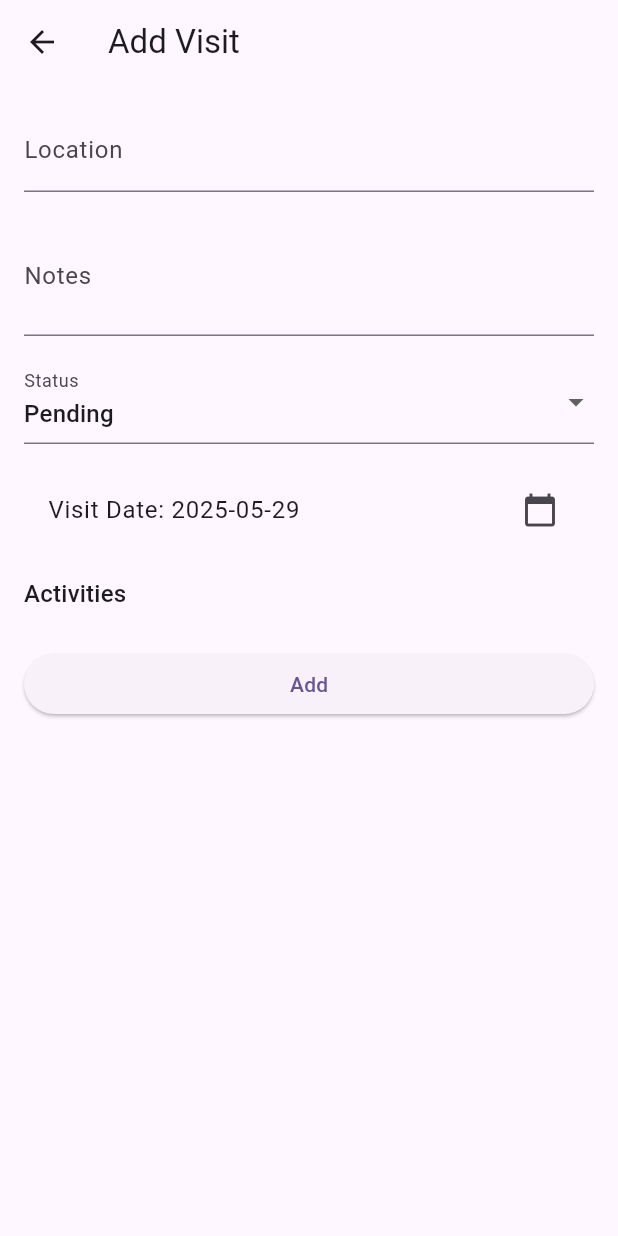
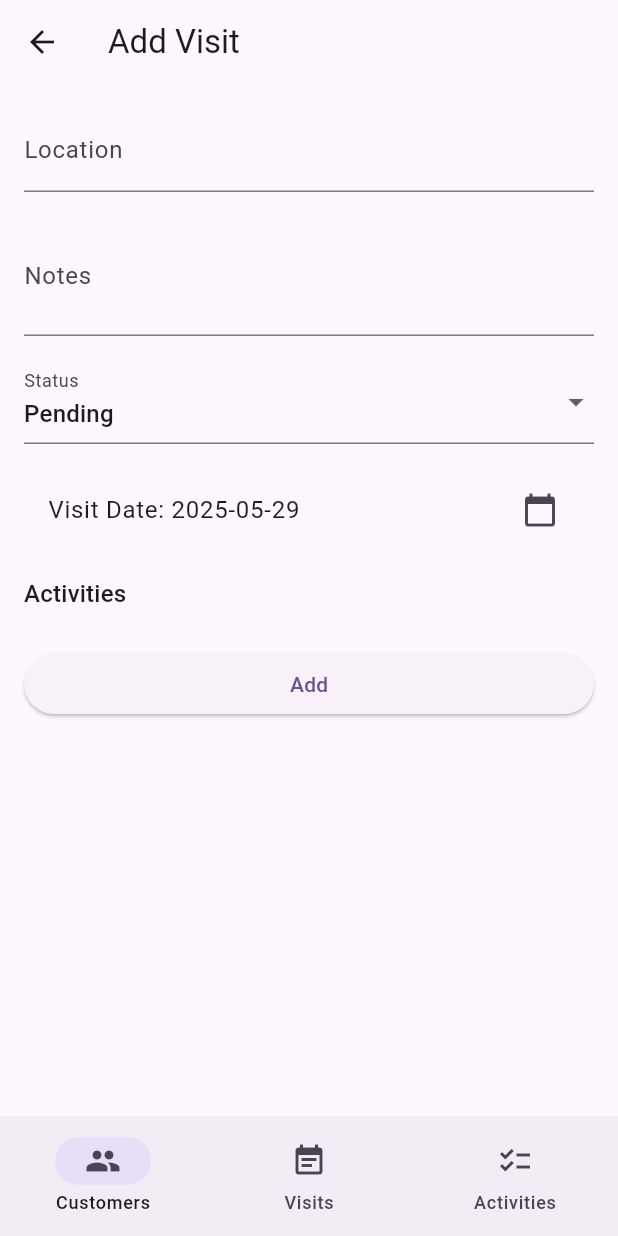
Before and after one commit to Ivar-7/solutech_interview, a Flutter app: the VisitFormScreen screen opened by its route, on a phone screen of 412 x 824 dp. Run offline on Flutter 3.47's test engine with Material 3 defaults, Android fonts, the light colour scheme and no system bars; our stand-ins replace go_router; network calls fail.

Commit message:
add botton nav

```diff
--- a/lib/app_router.dart
+++ b/lib/app_router.dart
@@ -5,9 +5,15 @@ import 'package:solutech_interview/screens/visit_list_screen.dart';
 import 'package:solutech_interview/screens/visit_form_screen.dart';
 import 'package:solutech_interview/screens/visit_detail_screen.dart';
 import 'package:solutech_interview/screens/visit_stats_screen.dart';
+import 'package:solutech_interview/screens/activity_list_screen.dart';
+import 'package:solutech_interview/screens/activity_form_screen.dart';
 import 'package:solutech_interview/models/visit.dart';
+import 'main.dart';
 
 final GoRouter appRouter = GoRouter(
+  routes: [
+    ShellRoute(
+      builder: (context, state, child) => AppShell(child: child),
       routes: [
         GoRoute(
           path: '/',
@@ -24,8 +30,10 @@ final GoRouter appRouter = GoRouter(
                 return CustomerFormScreen();
               },
             ),
+          ],
+        ),
         GoRoute(
-          path: 'visits',
+          path: '/visits',
           builder: (context, state) => const VisitListScreen(),
           routes: [
             GoRoute(
@@ -64,6 +72,23 @@ final GoRouter appRouter = GoRouter(
             ),
           ],
         ),
+        GoRoute(
+          path: '/activities',
+          builder: (context, state) => const ActivityListScreen(),
+          routes: [
+            GoRoute(
+              path: 'add',
+              builder: (context, state) => const ActivityFormScreen(),
+            ),
+            GoRoute(
+              path: 'edit/:id',
+              builder: (context, state) {
+                // fetch activity by id or pass via extra
+                return ActivityFormScreen();
+              },
+            ),
+          ],
+        ),
       ],
     ),
   ],
--- a/lib/main.dart
+++ b/lib/main.dart
@@ -4,6 +4,7 @@
 import 'providers/visit_provider.dart';
 import 'providers/activity_provider.dart';
 import 'app_router.dart';
+import 'package:go_router/go_router.dart';
 
 void main() {
   runApp(
@@ -33,3 +34,35 @@
     );
   }
 }
+
+class AppShell extends StatefulWidget {
+  final Widget child;
+  const AppShell({super.key, required this.child});
+
+  @override
+  State<AppShell> createState() => _AppShellState();
+}
+
+class _AppShellState extends State<AppShell> {
+  int _index = 0;
+  static const tabs = ['/', '/visits', '/activities'];
+
+  @override
+  Widget build(BuildContext context) {
+    return Scaffold(
+      body: widget.child,
+      bottomNavigationBar: NavigationBar(
+        selectedIndex: _index,
+        onDestinationSelected: (i) {
+          setState(() => _index = i);
+          context.go(tabs[i]);
+        },
+        destinations: const [
+          NavigationDestination(icon: Icon(Icons.people), label: 'Customers'),
+          NavigationDestination(icon: Icon(Icons.event_note), label: 'Visits'),
+          NavigationDestination(icon: Icon(Icons.checklist), label: 'Activities'),
+        ],
+      ),
+    );
+  }
+}
--- a/lib/providers/visit_provider.dart
+++ b/lib/providers/visit_provider.dart
@@ -1,9 +1,9 @@
 import 'package:flutter/material.dart';
 import '../models/visit.dart';
-import '../services/api_service.dart';
+import '../services/visit_service.dart';
 
 class VisitProvider extends ChangeNotifier {
-  final ApiService _apiService = ApiService();
+  final VisitService _visitService = VisitService();
   List<Visit> _visits = [];
   bool _isLoading = false;
   String? _error;
@@ -17,7 +17,7 @@ class VisitProvider extends ChangeNotifier {
     _error = null;
     notifyListeners();
     try {
-      _visits = await _apiService.fetchVisits();
+      _visits = await _visitService.fetchVisits();
     } catch (e) {
       _error = e.toString();
     }
@@ -29,7 +29,7 @@ class VisitProvider extends ChangeNotifier {
     _isLoading = true;
     notifyListeners();
     try {
-      final newVisit = await _apiService.createVisit(visit);
+      final newVisit = await _visitService.createVisit(visit);
       _visits.add(newVisit);
     } catch (e) {
       _error = e.toString();
@@ -42,7 +42,7 @@ class VisitProvider extends ChangeNotifier {
     _isLoading = true;
     notifyListeners();
     try {
-      final updated = await _apiService.updateVisit(visit);
+      final updated = await _visitService.updateVisit(visit);
       final idx = _visits.indexWhere((v) => v.id == visit.id);
       if (idx != -1) _visits[idx] = updated;
     } catch (e) {
@@ -56,7 +56,7 @@ class VisitProvider extends ChangeNotifier {
     _isLoading = true;
     notifyListeners();
     try {
-      await _apiService.deleteVisit(id);
+      await _visitService.deleteVisit(id);
       _visits.removeWhere((v) => v.id == id);
     } catch (e) {
       _error = e.toString();
--- /dev/null
+++ b/lib/services/activity_service.dart
@@ -0,0 +1,55 @@
+import 'dart:convert';
+import 'package:http/http.dart' as http;
+import '../models/activity.dart';
+import 'api_service.dart';
+
+class ActivityService {
+  static String get baseUrl => ApiService.baseUrl;
+  static Map<String, String> get headers => ApiService.headers;
+
+  Future<List<Activity>> fetchActivities() async {
+    final response = await http.get(Uri.parse('$baseUrl/activities'), headers: headers);
+    if (response.statusCode == 200) {
+      final List data = json.decode(response.body);
+      return data.map((e) => Activity.fromJson(e)).toList();
+    } else {
+      throw Exception('Failed to load activities');
+    }
+  }
+
+  Future<Activity> createActivity(String description) async {
+    final response = await http.post(
+      Uri.parse('$baseUrl/activities'),
+      headers: headers,
+      body: json.encode({'description': description}),
+    );
+    if (response.statusCode == 201 || response.statusCode == 200) {
+      return Activity.fromJson(json.decode(response.body));
+    } else {
+      throw Exception('Failed to create activity');
+    }
+  }
+
+  Future<Activity> updateActivity(int id, String description) async {
+    final response = await http.patch(
+      Uri.parse('$baseUrl/activities?id=eq.$id'),
+      headers: headers,
+      body: json.encode({'description': description}),
+    );
+    if (response.statusCode == 200) {
+      return Activity.fromJson(json.decode(response.body));
+    } else {
+      throw Exception('Failed to update activity');
+    }
+  }
+
+  Future<void> deleteActivity(int id) async {
+    final response = await http.delete(
+      Uri.parse('$baseUrl/activities?id=eq.$id'),
+      headers: headers,
+    );
+    if (response.statusCode != 204) {
+      throw Exception('Failed to delete activity');
+    }
+  }
+}
```
Also changed, not shown: lib/providers/activity_provider.dart (+45 -3 lines), lib/providers/customer_provider.dart (+6 -6 lines), lib/screens/activity_form_screen.dart (added, +84 -0 lines), lib/screens/activity_list_screen.dart (added, +112 -0 lines), lib/services/api_service.dart (+0 -111 lines), lib/services/customer_service.dart (added, +55 -0 lines), lib/services/visit_service.dart (added, +55 -0 lines). Lines whose indentation alone changed are shown as unchanged.
